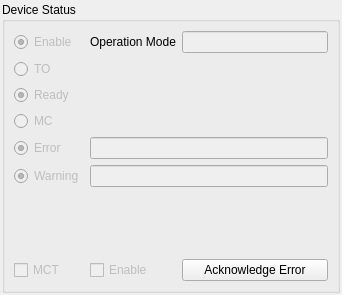
Old version of the form source/wnd/h2status.ui in the repository ww4u/mct-t4.
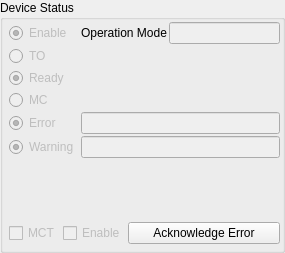
New version of the form.

Patch:
```diff
--- a/source/wnd/h2status.ui
+++ b/source/wnd/h2status.ui
@@ -12,19 +12,25 @@
    <rect>
     <x>0</x>
     <y>0</y>
-    <width>342</width>
-    <height>295</height>
+    <width>285</width>
+    <height>253</height>
    </rect>
   </property>
   <property name="sizePolicy">
-   <sizepolicy hsizetype="Fixed" vsizetype="Expanding">
+   <sizepolicy hsizetype="Fixed" vsizetype="Preferred">
     <horstretch>0</horstretch>
     <verstretch>0</verstretch>
    </sizepolicy>
   </property>
+  <property name="minimumSize">
+   <size>
+    <width>285</width>
+    <height>200</height>
+   </size>
+  </property>
   <property name="maximumSize">
    <size>
-    <width>16777215</width>
+    <width>285</width>
     <height>16777215</height>
    </size>
   </property>
@@ -33,113 +39,51 @@
   </property>
   <layout class="QGridLayout" name="gridLayout">
    <property name="leftMargin">
-    <number>2</number>
+    <number>0</number>
    </property>
    <property name="topMargin">
-    <number>2</number>
+    <number>0</number>
    </property>
    <property name="rightMargin">
-    <number>2</number>
+    <number>0</number>
    </property>
    <property name="bottomMargin">
-    <number>2</number>
+    <number>0</number>
+   </property>
+   <property name="spacing">
+    <number>0</number>
    </property>
    <item row="0" column="0">
     <widget class="QGroupBox" name="groupBox_9">
+     <property name="minimumSize">
+      <size>
+       <width>0</width>
+       <height>0</height>
+      </size>
+     </property>
      <property name="title">
       <string>Device Status</string>
      </property>
      <layout class="QGridLayout" name="gridLayout_9">
-      <item row="4" column="0">
-       <widget class="QRadioButton" name="radError">
-        <property name="enabled">
-         <bool>false</bool>
-        </property>
+      <property name="leftMargin">
+       <number>6</number>
+      </property>
+      <property name="topMargin">
+       <number>2</number>
+      </property>
+      <property name="rightMargin">
+       <number>2</number>
+      </property>
+      <property name="bottomMargin">
+       <number>6</number>
+      </property>
+      <property name="spacing">
+       <number>2</number>
+      </property>
+      <item row="0" column="1">
+       <widget class="QLabel" name="label">
         <property name="text">
-         <string>Error</string>
-        </property>
-        <property name="checked">
-         <bool>true</bool>
-        </property>
-        <property name="autoExclusive">
-         <bool>false</bool>
-        </property>
-       </widget>
-      </item>
-      <item row="1" column="0">
-       <widget class="QRadioButton" name="radTo">
-        <property name="enabled">
-         <bool>false</bool>
-        </property>
-        <property name="text">
-         <string>TO</string>
-        </property>
-        <property name="autoExclusive">
-         <bool>false</bool>
-        </property>
-       </widget>
-      </item>
-      <item row="0" column="2">
-       <widget class="QLineEdit" name="edtOpMode">
-        <property name="enabled">
-         <bool>false</bool>
-        </property>
-       </widget>
-      </item>
-      <item row="5" column="0">
-       <widget class="QRadioButton" name="radWarning">
-        <property name="enabled">
-         <bool>false</bool>
-        </property>
-        <property name="text">
-         <string>Warning</string>
-        </property>
-        <property name="checked">
-         <bool>true</bool>
-        </property>
-        <property name="autoExclusive">
-         <bool>false</bool>
-        </property>
-       </widget>
-      </item>
-      <item row="4" column="1" colspan="2">
-       <widget class="QLineEdit" name="edtError">
-        <property name="enabled">
-         <bool>false</bool>
-        </property>
-       </widget>
-      </item>
-      <item row="5" column="1" colspan="2">
-       <widget class="QLineEdit" name="edtWarning">
-        <property name="enabled">
-         <bool>false</bool>
-        </property>
-       </widget>
-      </item>
-      <item row="7" column="2">
-       <widget class="QPushButton" name="btnAckError">
-        <property name="text">
-         <string>Acknowledge Error</string>
-        </property>
-       </widget>
-      </item>
-      <item row="7" column="1">
-       <widget class="QCheckBox" name="chkPwr">
-        <property name="enabled">
-         <bool>false</bool>
-        </property>
-        <property name="text">
-         <string>Enable</string>
-        </property>
-       </widget>
-      </item>
-      <item row="7" column="0">
-       <widget class="QCheckBox" name="chkMct">
-        <property name="enabled">
-         <bool>false</bool>
-        </property>
-        <property name="text">
-         <string>MCT</string>
+         <string>Operation Mode</string>
         </property>
        </widget>
       </item>
@@ -159,6 +103,19 @@
         </property>
        </widget>
       </item>
+      <item row="0" column="2" colspan="2">
+       <widget class="QLineEdit" name="edtOpMode">
+        <property name="enabled">
+         <bool>false</bool>
+        </property>
+        <property name="sizePolicy">
+         <sizepolicy hsizetype="Expanding" vsizetype="Preferred">
+          <horstretch>0</horstretch>
+          <verstretch>0</verstretch>
+         </sizepolicy>
+        </property>
+       </widget>
+      </item>
       <item row="0" column="0">
        <widget class="QRadioButton" name="radEn">
         <property name="enabled">
@@ -175,13 +132,6 @@
         </property>
        </widget>
       </item>
-      <item row="0" column="1">
-       <widget class="QLabel" name="label">
-        <property name="text">
-         <string>Operation Mode</string>
-        </property>
-       </widget>
-      </item>
       <item row="3" column="0">
        <widget class="QRadioButton" name="radMc">
         <property name="enabled">
@@ -195,7 +145,78 @@
         </property>
        </widget>
       </item>
-      <item row="6" column="1">
+      <item row="1" column="0">
+       <widget class="QRadioButton" name="radTo">
+        <property name="enabled">
+         <bool>false</bool>
+        </property>
+        <property name="text">
+         <string>TO</string>
+        </property>
+        <property name="autoExclusive">
+         <bool>false</bool>
+        </property>
+       </widget>
+      </item>
+      <item row="4" column="1" colspan="3">
+       <widget class="QLineEdit" name="edtError">
+        <property name="enabled">
+         <bool>false</bool>
+        </property>
+        <property name="sizePolicy">
+         <sizepolicy hsizetype="Expanding" vsizetype="Preferred">
+          <horstretch>0</horstretch>
+          <verstretch>0</verstretch>
+         </sizepolicy>
+        </property>
+       </widget>
+      </item>
+      <item row="5" column="0">
+       <widget class="QRadioButton" name="radWarning">
+        <property name="enabled">
+         <bool>false</bool>
+        </property>
+        <property name="text">
+         <string>Warning</string>
+        </property>
+        <property name="checked">
+         <bool>true</bool>
+        </property>
+        <property name="autoExclusive">
+         <bool>false</bool>
+        </property>
+       </widget>
+      </item>
+      <item row="4" column="0">
+       <widget class="QRadioButton" name="radError">
+        <property name="enabled">
+         <bool>false</bool>
+        </property>
+        <property name="text">
+         <string>Error</string>
+        </property>
+        <property name="checked">
+         <bool>true</bool>
+        </property>
+        <property name="autoExclusive">
+         <bool>false</bool>
+        </property>
+       </widget>
+      </item>
+      <item row="5" column="1" colspan="3">
+       <widget class="QLineEdit" name="edtWarning">
+        <property name="enabled">
+         <bool>false</bool>
+        </property>
+        <property name="sizePolicy">
+         <sizepolicy hsizetype="Expanding" vsizetype="Preferred">
+          <horstretch>0</horstretch>
+          <verstretch>0</verstretch>
+         </sizepolicy>
+        </property>
+       </widget>
+      </item>
+      <item row="6" column="0">
        <spacer name="verticalSpacer_2">
         <property name="orientation">
          <enum>Qt::Vertical</enum>
@@ -208,6 +229,79 @@
         </property>
        </spacer>
       </item>
+      <item row="7" column="0" rowspan="2" colspan="4">
+       <layout class="QHBoxLayout" name="horizontalLayout">
+        <property name="spacing">
+         <number>2</number>
+        </property>
+        <item>
+         <widget class="QCheckBox" name="chkMct">
+          <property name="enabled">
+           <bool>false</bool>
+          </property>
+          <property name="sizePolicy">
+           <sizepolicy hsizetype="Fixed" vsizetype="Preferred">
+            <horstretch>1</horstretch>
+            <verstretch>0</verstretch>
+           </sizepolicy>
+          </property>
+          <property name="minimumSize">
+           <size>
+            <width>50</width>
+            <height>0</height>
+           </size>
+          </property>
+          <property name="text">
+           <string>MCT</string>
+          </property>
+         </widget>
+        </item>
+        <item>
+         <widget class="QCheckBox" name="chkPwr">
+          <property name="enabled">
+           <bool>false</bool>
+          </property>
+          <property name="sizePolicy">
+           <sizepolicy hsizetype="Fixed" vsizetype="Preferred">
+            <horstretch>1</horstretch>
+            <verstretch>0</verstretch>
+           </sizepolicy>
+          </property>
+          <property name="minimumSize">
+           <size>
+            <width>50</width>
+            <height>0</height>
+           </size>
+          </property>
+          <property name="text">
+           <string>Enable</string>
+          </property>
+         </widget>
+        </item>
+        <item>
+         <widget class="QPushButton" name="btnAckError">
+          <property name="sizePolicy">
+           <sizepolicy hsizetype="Preferred" vsizetype="Preferred">
+            <horstretch>2</horstretch>
+            <verstretch>0</verstretch>
+           </sizepolicy>
+          </property>
+          <property name="minimumSize">
+           <size>
+            <width>0</width>
+            <height>0</height>
+           </size>
+          </property>
+          <property name="text">
+           <string>Acknowledge Error</string>
+          </property>
+          <property name="flat">
+           <bool>false</bool>
+          </property>
+         </widget>
+        </item>
+       </layout>
+      </item>
      </layout>
     </widget>
    </item>
```
